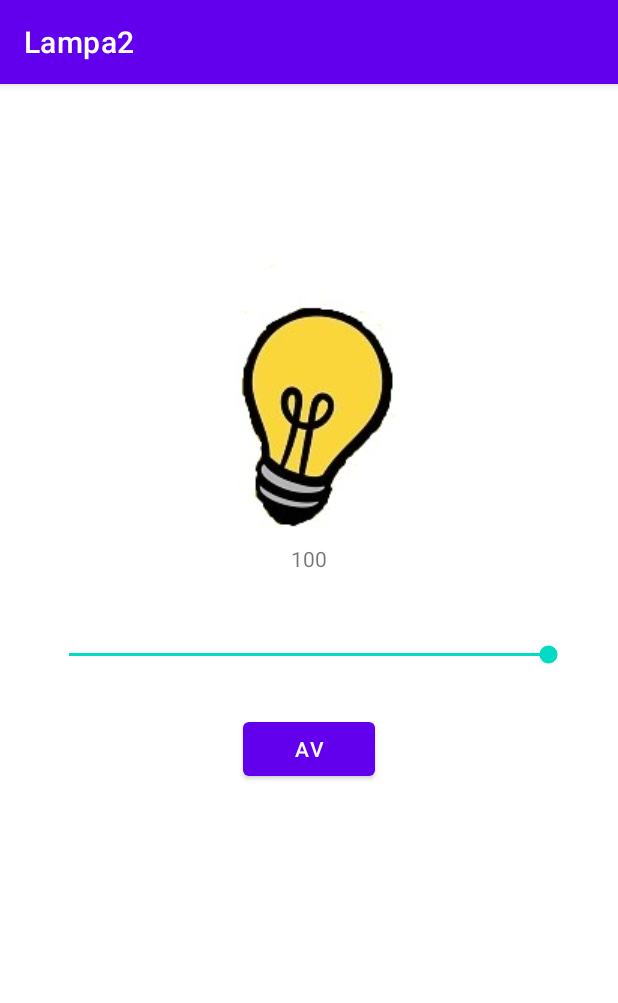
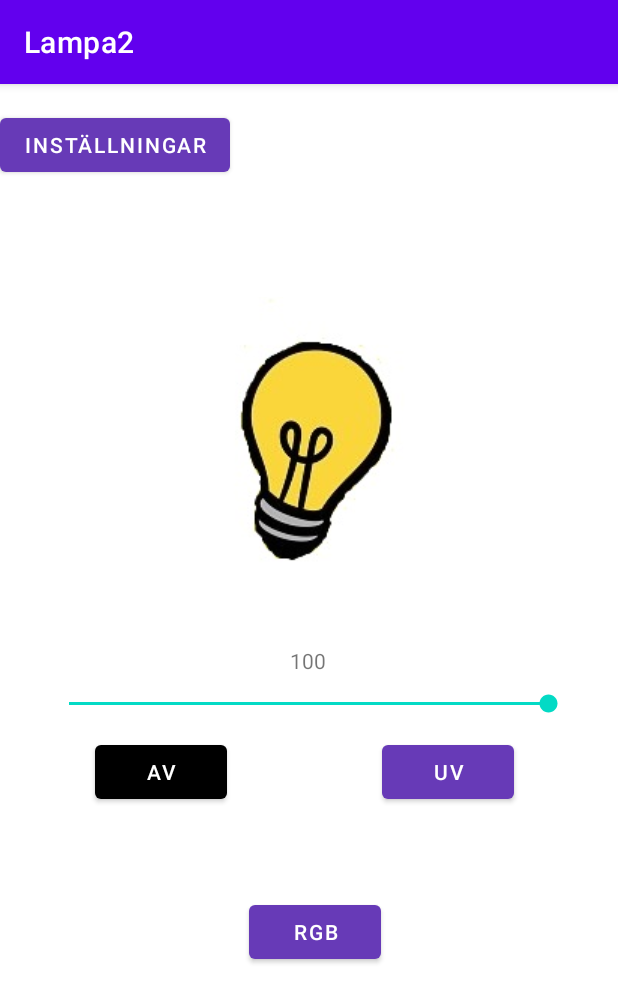
Before and after one commit to MarcusJak/Lampa2, an Android app: the lampaon screen opened directly, with no data from a screen before it, on a phone screen of 412 x 824 dp. Shown: the top 1003 px of the screen. Run offline under Robolectric (Android 15) with nearby library versions, the phone set to English and light mode, and no system bars.

Commit message:
byta utan att släcka
fixat knappar så att man kan byta ljus utan att släcka

```diff
--- a/app/src/main/java/com/example/lampa2/lampaon.kt
+++ b/app/src/main/java/com/example/lampa2/lampaon.kt
@@ -50,5 +50,27 @@ class lampaon : AppCompatActivity() {
             }
 
         })
+        val rgbButton = findViewById<Button>(R.id.rgbButton)
+        rgbButton.setOnClickListener {
+            val intent = Intent(this,  RGB::class.java)
+            startActivity(intent)
+        }
+
+
+
+        //sätt på UV
+        val uvbutton = findViewById<Button>(R.id.uvbutton)
+
+        uvbutton.setOnClickListener {
+            val intent = Intent(this,  uvljus::class.java)
+            startActivity(intent)
+        }
+        val btnsettings = findViewById<Button>(R.id.btnsettings)
+
+        btnsettings.setOnClickListener {
+            val intent = Intent(this,  settings::class.java)
+            startActivity(intent)
+        }
+
     }
 }
--- a/app/src/main/res/layout/activity_lampaon.xml
+++ b/app/src/main/res/layout/activity_lampaon.xml
@@ -12,41 +12,93 @@
         android:layout_height="wrap_content"
         app:layout_constraintBottom_toBottomOf="parent"
         app:layout_constraintEnd_toEndOf="parent"
+        app:layout_constraintHorizontal_bias="0.498"
         app:layout_constraintStart_toStartOf="parent"
         app:layout_constraintTop_toTopOf="parent"
-        app:layout_constraintVertical_bias="0.205"
+        app:layout_constraintVertical_bias="0.244"
         app:srcCompat="@drawable/lampapa" />
+
+
+    <Button
+        android:id="@+id/rgbButton"
+        android:layout_width="wrap_content"
+        android:layout_height="wrap_content"
+        android:text="RGB"
+        app:backgroundTint="#673AB7"
+        app:layout_constraintBottom_toBottomOf="parent"
+        app:layout_constraintHorizontal_bias="0.513"
+        app:layout_constraintLeft_toLeftOf="parent"
+        app:layout_constraintRight_toRightOf="parent"
+        app:layout_constraintTop_toTopOf="parent"
+        app:layout_constraintVertical_bias="0.752" />
+    <Button
+        android:id="@+id/btnsettings"
+        android:layout_width="wrap_content"
+        android:layout_height="wrap_content"
+        android:text="Inställningar"
+        android:visibility="visible"
+        app:backgroundTint="#673AB7"
+        app:layout_constraintBottom_toBottomOf="parent"
+        app:layout_constraintEnd_toEndOf="parent"
+        app:layout_constraintHorizontal_bias="0.0"
+        app:layout_constraintStart_toStartOf="parent"
+        app:layout_constraintTop_toTopOf="parent"
+        app:layout_constraintVertical_bias="0.023"
+        tools:visibility="visible" />
 
     <Button
         android:id="@+id/buttonOff"
         android:layout_width="wrap_content"
         android:layout_height="wrap_content"
         android:text="AV"
+        app:backgroundTint="#000000"
         app:layout_constraintBottom_toBottomOf="parent"
-        app:layout_constraintEnd_toEndOf="parent"
-        app:layout_constraintStart_toStartOf="parent"
-        app:layout_constraintTop_toBottomOf="@+id/imageView"
-        app:layout_constraintVertical_bias="0.273" />
+        app:layout_constraintHorizontal_bias="0.195"
+        app:layout_constraintLeft_toLeftOf="parent"
+        app:layout_constraintRight_toRightOf="parent"
+        app:layout_constraintTop_toTopOf="parent"
+        app:layout_constraintVertical_bias="0.604" />
+
+    <Button
+        android:id="@+id/uvbutton"
+        android:layout_width="wrap_content"
+        android:layout_height="wrap_content"
+        android:text="UV"
+        app:backgroundTint="#673AB7"
+        app:layout_constraintBottom_toBottomOf="parent"
+        app:layout_constraintHorizontal_bias="0.786"
+        app:layout_constraintLeft_toLeftOf="parent"
+        app:layout_constraintRight_toRightOf="parent"
+        app:layout_constraintTop_toTopOf="parent"
+        app:layout_constraintVertical_bias="0.604" />
 
     <TextView
         android:id="@+id/textView2"
         android:layout_width="wrap_content"
         android:layout_height="wrap_content"
         android:text="100"
+        app:layout_constraintBottom_toBottomOf="parent"
         app:layout_constraintEnd_toEndOf="parent"
+        app:layout_constraintHorizontal_bias="0.498"
         app:layout_constraintStart_toStartOf="parent"
-        app:layout_constraintTop_toBottomOf="@+id/imageView" />
+        app:layout_constraintTop_toTopOf="parent" />
 
     <SeekBar
         android:id="@+id/styrka"
         android:layout_width="match_parent"
         android:layout_height="wrap_content"
-        app:layout_constraintBottom_toTopOf="@+id/buttonOff"
+        android:layout_margin="30dp"
+        android:max="100"
+        android:min="1"
+        android:progress="100"
+        app:layout_constraintBottom_toBottomOf="parent"
         app:layout_constraintEnd_toEndOf="parent"
         app:layout_constraintStart_toStartOf="parent"
-        android:progress="100"
-        android:min="1"
-        android:max="100"
-        android:layout_margin="30dp"/>
+        app:layout_constraintTop_toTopOf="parent"
+        app:layout_constraintVertical_bias="0.542" />
+
+
+
+
 
 </androidx.constraintlayout.widget.ConstraintLayout>
```
Also changed, not shown: app/src/main/java/com/example/lampa2/uvljus.kt (+24 -0 lines), app/src/main/res/layout/activity_main.xml (+12 -2 lines), app/src/main/res/layout/activity_uvljus.xml (+50 -10 lines).
